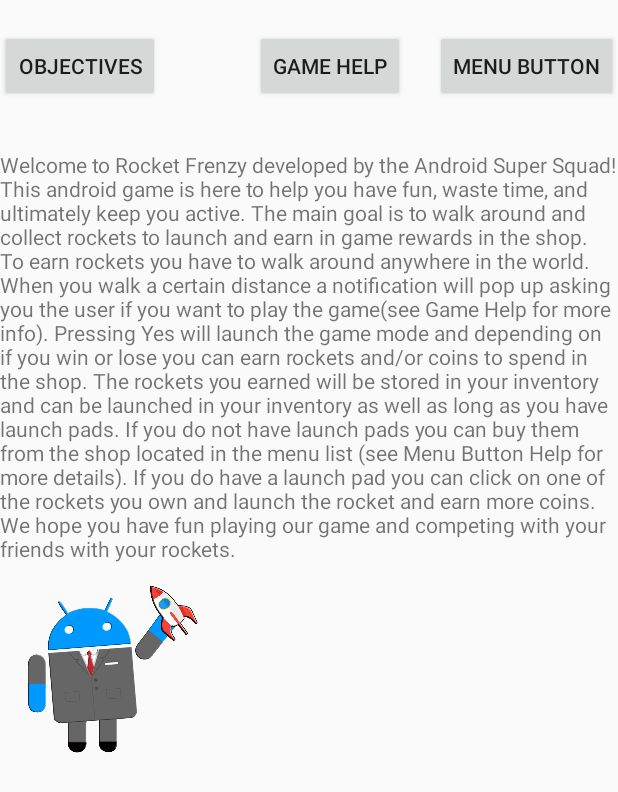
After one commit to EugeneMesina/RocketFrenzy, an Android app: the layout fragment_help.xml on its own in the app's theme, with its tools: preview values and no code run, on a phone screen of 412 x 824 dp. The commit adds this screen. Shown: the top 792 px of the screen. Run offline under Robolectric (Android 15) with nearby library versions, the phone set to English and light mode, and no system bars.

Commit message:
Added Help Fragment

```diff
--- a/app/src/main/java/androidsupersquad/rocketfrenzy/Fragments/DailyTaskFragment.java
+++ /dev/null
@@ -1,109 +0,0 @@
-package androidsupersquad.rocketfrenzy.Fragments;
-
-import android.content.Context;
-import android.net.Uri;
-import android.os.Bundle;
-import android.support.v4.app.Fragment;
-import android.view.LayoutInflater;
-import android.view.View;
-import android.view.ViewGroup;
-
-import androidsupersquad.rocketfrenzy.R;
-
-/**
- * A simple {@link Fragment} subclass.
- * Activities that contain this fragment must implement the
- * {@link DailyTaskFragment.OnFragmentInteractionListener} interface
- * to handle interaction events.
- * Use the {@link DailyTaskFragment#newInstance} factory method to
- * create an instance of this fragment.
- */
-public class DailyTaskFragment extends Fragment {
-    // TODO: Rename parameter arguments, choose names that match
-    // the fragment initialization parameters, e.g. ARG_ITEM_NUMBER
-    private static final String ARG_PARAM1 = "param1";
-    private static final String ARG_PARAM2 = "param2";
-
-    // TODO: Rename and change types of parameters
-    private String mParam1;
-    private String mParam2;
-
-    private OnFragmentInteractionListener mListener;
-
-    public DailyTaskFragment() {
-        // Required empty public constructor
-    }
-
-    /**
-     * Use this factory method to create a new instance of
-     * this fragment using the provided parameters.
-     *
-     * @param param1 Parameter 1.
-     * @param param2 Parameter 2.
-     * @return A new instance of fragment DailyTaskFragment.
-     */
-    // TODO: Rename and change types and number of parameters
-    public static DailyTaskFragment newInstance(String param1, String param2) {
-        DailyTaskFragment fragment = new DailyTaskFragment();
-        Bundle args = new Bundle();
-        args.putString(ARG_PARAM1, param1);
-        args.putString(ARG_PARAM2, param2);
-        fragment.setArguments(args);
-        return fragment;
-    }
-
-    @Override
-    public void onCreate(Bundle savedInstanceState) {
-        super.onCreate(savedInstanceState);
-        if (getArguments() != null) {
-            mParam1 = getArguments().getString(ARG_PARAM1);
-            mParam2 = getArguments().getString(ARG_PARAM2);
-        }
-    }
-
-    @Override
-    public View onCreateView(LayoutInflater inflater, ViewGroup container,
-                             Bundle savedInstanceState) {
-        // Inflate the layout for this fragment
-        return inflater.inflate(R.layout.fragment_daily_task, container, false);
-    }
-
-    // TODO: Rename method, update argument and hook method into UI event
-    public void onButtonPressed(Uri uri) {
-        if (mListener != null) {
-            mListener.onFragmentInteraction(uri);
-        }
-    }
-
-    @Override
-    public void onAttach(Context context) {
-        super.onAttach(context);
-        if (context instanceof OnFragmentInteractionListener) {
-            mListener = (OnFragmentInteractionListener) context;
-        }/* else {
-            throw new RuntimeException(context.toString()
-                    + " must implement OnFragmentInteractionListener");
-        }*/
-    }
-
-    @Override
-    public void onDetach() {
-        super.onDetach();
-        mListener = null;
-    }
-
-    /**
-     * This interface must be implemented by activities that contain this
-     * fragment to allow an interaction in this fragment to be communicated
-     * to the activity and potentially other fragments contained in that
-     * activity.
-     * <p>
-     * See the Android Training lesson <a href=
-     * "http://developer.android.com/training/basics/fragments/communicating.html"
-     * >Communicating with Other Fragments</a> for more information.
-     */
-    public interface OnFragmentInteractionListener {
-        // TODO: Update argument type and name
-        void onFragmentInteraction(Uri uri);
-    }
-}
--- /dev/null
+++ b/app/src/main/java/androidsupersquad/rocketfrenzy/Fragments/HelpFragment.java
@@ -0,0 +1,59 @@
+package androidsupersquad.rocketfrenzy.Fragments;
+
+import android.content.Context;
+import android.net.Uri;
+import android.os.Bundle;
+import android.support.v4.app.Fragment;
+import android.view.LayoutInflater;
+import android.view.View;
+import android.view.ViewGroup;
+import android.widget.Button;
+import android.widget.RelativeLayout;
+
+import androidsupersquad.rocketfrenzy.R;
+
+public class HelpFragment extends Fragment{
+
+    public void onActivityCreated(Bundle savedInstanceState) {
+        super.onActivityCreated(savedInstanceState);
+        final RelativeLayout ObjectiveHelp= (RelativeLayout) getActivity().findViewById(R.id.ObjectiveHelp);
+        final RelativeLayout GameHelp= (RelativeLayout) getActivity().findViewById(R.id.GameHelp);
+        final RelativeLayout MenuHelp= (RelativeLayout) getActivity().findViewById(R.id.MenuHelp);
+        Button ObjectiveB =(Button) getActivity().findViewById(R.id.Objectives);
+        Button  GameHelpB=(Button) getActivity().findViewById(R.id.Games);
+        Button MenuB =(Button) getActivity().findViewById(R.id.Menu_Buttons);
+        ObjectiveB.setOnClickListener(new View.OnClickListener() {
+            @Override
+            public void onClick(View v) {
+                ObjectiveHelp.setVisibility(View.VISIBLE);
+                GameHelp.setVisibility(View.INVISIBLE);
+                MenuHelp.setVisibility(View.INVISIBLE);
+            }
+        });
+        GameHelpB.setOnClickListener(new View.OnClickListener() {
+            @Override
+            public void onClick(View v) {
+                ObjectiveHelp.setVisibility(View.INVISIBLE);
+                GameHelp.setVisibility(View.VISIBLE);
+                MenuHelp.setVisibility(View.INVISIBLE);
+            }
+        });
+        MenuB.setOnClickListener(new View.OnClickListener() {
+            @Override
+            public void onClick(View v) {
+                ObjectiveHelp.setVisibility(View.INVISIBLE);
+                GameHelp.setVisibility(View.INVISIBLE);
+                MenuHelp.setVisibility(View.VISIBLE);
+            }
+        });
+    }
+
+    @Override
+    public View onCreateView(LayoutInflater inflater, ViewGroup container,
+                             Bundle savedInstanceState) {
+        // Inflate the layout for this fragment
+        return inflater.inflate(R.layout.fragment_help, container, false);
+    }
+
+
+}
--- a/app/src/main/java/androidsupersquad/rocketfrenzy/MainActivity.java
+++ b/app/src/main/java/androidsupersquad/rocketfrenzy/MainActivity.java
@@ -53,7 +53,7 @@
 import androidsupersquad.rocketfrenzy.DataBase.ByteArrayConverter;
 import androidsupersquad.rocketfrenzy.DataBase.RocketContentProvider;
 import androidsupersquad.rocketfrenzy.DataBase.RocketDB;
-import androidsupersquad.rocketfrenzy.Fragments.DailyTaskFragment;
+import androidsupersquad.rocketfrenzy.Fragments.HelpFragment;
 import androidsupersquad.rocketfrenzy.Fragments.KamikaziFragment;
 import androidsupersquad.rocketfrenzy.Fragments.Models.Rocket;
 import androidsupersquad.rocketfrenzy.Fragments.Models.ShopItems;
@@ -285,14 +285,14 @@
 
                 //startActivity(toProfile);
             }
-        });*/
+        });
         menu[5].setOnClickListener(new View.OnClickListener() {
             @Override
             public void onClick(View view) {
                 Intent x = new Intent(MainActivity.this, ShakeMiniGame.class);
                 startActivity(x);
             }
-        });
+        });*/
 
         floatingActionButton = (FloatingActionButton) findViewById(R.id.location_toggle_fab);
         floatingActionButton.setOnClickListener(new View.OnClickListener() {
@@ -515,8 +515,8 @@
      */
     private void bindMenuScreens() {
         menuScreens = new Fragment[5];
-        menuScreens[3] = new KamikaziFragment();
-        menuScreens[4] = new DailyTaskFragment();
+        menuScreens[4] = new KamikaziFragment();
+        menuScreens[3] = new HelpFragment();
         menuScreens[2] = new ShopFragment();
         menuScreens[1] = new RocketsFragment();
         menuScreens[0] = new ProfileFragment();
@@ -526,7 +526,7 @@
      * Attaches onClickListeners to menu buttons
      */
     private void setOnClickListeners() {
-        for(int ii = 0; ii < menu.length - 1; ii++) {
+        for(int ii = 0; ii < menu.length; ii++) {
             if(ii != 0)
                 menu[ii].setOnClickListener(setListenerOptions(ii));
             else {
@@ -591,8 +591,6 @@
                 .setIcon(android.R.drawable.ic_dialog_alert)
                 .show();
 
-
-
     }
 
 
@@ -646,7 +644,7 @@
         System.out.println("Player Bleach "+getPlayerBleachAmount(getPlayerName()));
         if(getPlayerBleachAmount(getPlayerName())>=100)
         {
-            menu[4].setVisibility(View.VISIBLE);
+            menu[5].setVisibility(View.VISIBLE);
         }
         for(int ii = 1; ii < 6; ii++)
             menu[ii].animate().translationY(0);
--- a/app/src/main/res/layout/activity_main.xml
+++ b/app/src/main/res/layout/activity_main.xml
@@ -179,9 +179,9 @@
             android:layout_alignBottom="@+id/temp_menu_base"
             android:layout_centerHorizontal="true"
             android:layout_marginBottom="@dimen/space_fab_item"
-            android:visibility="invisible"
+            android:visibility="visible"
             app:backgroundTint="@color/white"
-            app:srcCompat="@drawable/ic_my_location_24dp"
+            app:srcCompat="@drawable/mapbox_info_bg_selector"
             tools:ignore="VectorDrawableCompat" />
 
         <android.support.design.widget.FloatingActionButton
--- a/app/src/main/res/layout/fragment_daily_task.xml
+++ /dev/null
@@ -1,13 +0,0 @@
-<FrameLayout xmlns:android="http://schemas.android.com/apk/res/android"
-    xmlns:tools="http://schemas.android.com/tools"
-    android:layout_width="match_parent"
-    android:layout_height="match_parent"
-    tools:context="androidsupersquad.rocketfrenzy.Fragments.DailyTaskFragment">
-
-    <!-- TODO: Update blank fragment layout -->
-    <TextView
-        android:layout_width="match_parent"
-        android:layout_height="match_parent"
-        android:text="@string/dailytask" />
-
-</FrameLayout>
--- /dev/null
+++ b/app/src/main/res/layout/fragment_help.xml
@@ -0,0 +1,237 @@
+<RelativeLayout xmlns:android="http://schemas.android.com/apk/res/android"
+    xmlns:app="http://schemas.android.com/apk/res-auto"
+    xmlns:tools="http://schemas.android.com/tools"
+    android:layout_width="match_parent"
+    android:layout_height="match_parent"
+    tools:context="androidsupersquad.rocketfrenzy.Fragments.HelpFragment">
+
+    <ScrollView
+        android:layout_width="match_parent"
+        android:layout_height="match_parent">
+
+        <RelativeLayout
+            android:id="@+id/MenuHelp"
+            android:layout_width="match_parent"
+            android:layout_height="wrap_content"
+            android:layout_alignParentLeft="true"
+            android:layout_alignParentStart="true"
+            android:layout_alignParentTop="true"
+            android:paddingBottom="100dp"
+            android:visibility="invisible">
+
+            <ImageView
+                android:id="@+id/imageView6"
+                android:layout_width="50dp"
+                android:layout_height="50dp"
+                android:layout_alignLeft="@+id/imageView7"
+                android:layout_alignStart="@+id/imageView7"
+                android:layout_below="@+id/textView2"
+                android:layout_marginTop="20dp"
+                app:srcCompat="@drawable/profile" />
+
+            <TextView
+                android:id="@+id/textView2"
+                android:layout_width="wrap_content"
+                android:layout_height="wrap_content"
+                android:layout_alignTop="@+id/imageView7"
+                android:layout_marginLeft="19dp"
+                android:layout_marginStart="19dp"
+                android:layout_toEndOf="@+id/imageView7"
+                android:layout_toRightOf="@+id/imageView7"
+                android:text="@string/ShopButton" />
+
+            <ImageView
+                android:id="@+id/imageView7"
+                android:layout_width="50dp"
+                android:layout_height="50dp"
+                android:layout_alignLeft="@+id/imageView8"
+                android:layout_alignParentTop="true"
+                android:layout_alignStart="@+id/imageView8"
+                android:layout_marginTop="99dp"
+                app:srcCompat="@drawable/shop" />
+
+            <TextView
+                android:id="@+id/textView3"
+                android:layout_width="wrap_content"
+                android:layout_height="wrap_content"
+                android:layout_alignLeft="@+id/textView2"
+                android:layout_alignStart="@+id/textView2"
+                android:layout_alignTop="@+id/imageView6"
+                android:text="@string/ProfileButton" />
+
+            <ImageView
+                android:id="@+id/imageView8"
+                android:layout_width="50dp"
+                android:layout_height="50dp"
+                android:layout_alignLeft="@+id/imageView9"
+                android:layout_alignStart="@+id/imageView9"
+                android:layout_below="@+id/textView3"
+                android:layout_marginTop="36dp"
+                app:srcCompat="@drawable/inventory" />
+
+            <TextView
+                android:id="@+id/textView4"
+                android:layout_width="wrap_content"
+                android:layout_height="wrap_content"
+                android:layout_alignLeft="@+id/textView3"
+                android:layout_alignStart="@+id/textView3"
+                android:layout_alignTop="@+id/imageView8"
+                android:text="@string/InventoryButton" />
+
+            <ImageView
+                android:id="@+id/imageView9"
+                android:layout_width="50dp"
+                android:layout_height="50dp"
+                android:layout_alignEnd="@+id/imageView10"
+                android:layout_alignRight="@+id/imageView10"
+                android:layout_below="@+id/textView4"
+                android:layout_marginTop="20dp"
+                android:background="@color/colorAccent"
+                app:srcCompat="@drawable/ic_my_location_24dp" />
+
+            <TextView
+                android:id="@+id/textView5"
+                android:layout_width="wrap_content"
+                android:layout_height="wrap_content"
+                android:layout_alignLeft="@+id/textView4"
+                android:layout_alignStart="@+id/textView4"
+                android:layout_alignTop="@+id/imageView9"
+                android:text="@string/LocationButton" />
+
+            <ImageView
+                android:id="@+id/imageView10"
+                android:layout_width="wrap_content"
+                android:layout_height="wrap_content"
+                android:layout_alignParentLeft="true"
+                android:layout_alignParentStart="true"
+                android:layout_below="@+id/imageView9"
+                android:layout_marginLeft="36dp"
+                android:layout_marginStart="36dp"
+                android:layout_marginTop="25dp"
+                app:srcCompat="@drawable/tiny_rocket" />
+
+            <TextView
+                android:id="@+id/textView6"
+                android:layout_width="wrap_content"
+                android:layout_height="wrap_content"
+                android:layout_alignLeft="@+id/textView5"
+                android:layout_alignStart="@+id/textView5"
+                android:layout_alignTop="@+id/imageView10"
+                android:text="@string/RocketButton" />
+
+        </RelativeLayout>
+    </ScrollView>
+
+    <RelativeLayout
+        android:id="@+id/ObjectiveHelp"
+        android:layout_width="match_parent"
+        android:layout_height="match_parent"
+        android:layout_alignParentBottom="true"
+        android:layout_alignParentLeft="true"
+        android:layout_alignParentStart="true"
+        android:orientation="vertical"
+        android:paddingTop="100dp"
+        android:visibility="visible"
+        android:weightSum="1">
+
+        <TextView
+            android:id="@+id/Objective"
+            android:layout_width="match_parent"
+            android:layout_height="wrap_content"
+            android:text="@string/ObjectivesMessage" />
+
+        <ImageView
+            android:id="@+id/imageView5"
+            android:layout_width="134dp"
+            android:layout_height="150dp"
+            android:layout_alignParentLeft="true"
+            android:layout_alignParentStart="true"
+            android:layout_below="@+id/Objective"
+            android:layout_weight="1.64"
+            app:srcCompat="@drawable/asslogo" />
+
+    </RelativeLayout>
+
+    <RelativeLayout
+        android:id="@+id/GameHelp"
+        android:layout_width="match_parent"
+        android:layout_height="match_parent"
+        android:visibility="invisible"
+        android:layout_alignParentTop="true"
+        android:layout_alignParentLeft="true"
+        android:layout_alignParentStart="true">
+
+        <TextView
+            android:id="@+id/textView7"
+            android:layout_width="wrap_content"
+            android:layout_height="wrap_content"
+            android:layout_alignParentTop="true"
+            android:layout_centerHorizontal="true"
+            android:layout_marginTop="121dp"
+            android:text="@string/ShakeGame" />
+
+        <TextView
+            android:id="@+id/textView9"
+            android:layout_width="wrap_content"
+            android:layout_height="wrap_content"
+            android:layout_alignParentLeft="true"
+            android:layout_alignParentStart="true"
+            android:layout_below="@+id/textView8"
+            android:layout_marginTop="36dp"
+            android:text="@string/LotteryGame" />
+
+        <TextView
+            android:id="@+id/textView8"
+            android:layout_width="wrap_content"
+            android:layout_height="wrap_content"
+            android:layout_alignParentLeft="true"
+            android:layout_alignParentStart="true"
+            android:layout_below="@+id/textView7"
+            android:layout_marginTop="36dp"
+            android:text="@string/WackAMole" />
+
+        <TextView
+            android:id="@+id/textView10"
+            android:layout_width="wrap_content"
+            android:layout_height="wrap_content"
+            android:layout_alignParentLeft="true"
+            android:layout_alignParentStart="true"
+            android:layout_below="@+id/textView9"
+            android:layout_marginTop="46dp"
+            android:text="@string/AsteroidGame" />
+    </RelativeLayout>
+
+    <Button
+        android:id="@+id/Objectives"
+        android:layout_width="wrap_content"
+        android:layout_height="wrap_content"
+        android:layout_alignBaseline="@+id/Menu_Buttons"
+        android:layout_alignBottom="@+id/Menu_Buttons"
+        android:layout_alignParentLeft="true"
+        android:layout_alignParentStart="true"
+        android:text="Objectives" />
+
+    <Button
+        android:id="@+id/Games"
+        android:layout_width="wrap_content"
+        android:layout_height="wrap_content"
+        android:text="Game Help"
+        android:layout_alignBaseline="@+id/Menu_Buttons"
+        android:layout_alignBottom="@+id/Menu_Buttons"
+        android:layout_toLeftOf="@+id/Menu_Buttons"
+        android:layout_toStartOf="@+id/Menu_Buttons"
+        android:layout_marginRight="20dp"
+        android:layout_marginEnd="20dp" />
+
+    <Button
+        android:id="@+id/Menu_Buttons"
+        android:layout_width="wrap_content"
+        android:layout_height="wrap_content"
+        android:layout_marginTop="20dp"
+        android:text="Menu Button"
+        android:layout_alignParentTop="true"
+        android:layout_alignParentRight="true"
+        android:layout_alignParentEnd="true" />
+
+
+</RelativeLayout>
--- a/app/src/main/res/layout/fragment_shop.xml
+++ b/app/src/main/res/layout/fragment_shop.xml
@@ -18,7 +18,8 @@
         android:layout_height="497dp"
         android:layout_below="@+id/Coin"
         android:layout_alignParentLeft="true"
-        android:layout_alignParentStart="true" />
+        android:layout_alignParentStart="true"
+        android:paddingBottom="100dp"/>
 
     <TextView
         android:id="@+id/ShopCoinAmount"
--- a/app/src/main/res/values/colors.xml
+++ b/app/src/main/res/values/colors.xml
@@ -2,7 +2,7 @@
 <resources>
     <color name="colorPrimary">#3F51B5</color>
     <color name="colorPrimaryDark">#303F9F</color>
-    <color name="colorAccent">#FF4081</color>
+    <color name="colorAccent">#ff4081</color>
     <color name="black_semi_transparent">#B2000000</color>
     <color name="background">#e5e5e5</color>
     <color name="half_black">#808080</color>
--- a/app/src/main/res/values/strings.xml
+++ b/app/src/main/res/values/strings.xml
@@ -25,5 +25,22 @@
     <string name="fire_emblem">Fire Emblem</string>
     <string name="horizon_icon">Horizon Icon</string>
     <string name="skull_emblem">Skull Emblem</string>
-
+    <string name="ObjectivesMessage">
+        Welcome to Rocket Frenzy developed by the Android Super Squad! This android game is here to help you have fun, waste time, and ultimately keep you active.
+        The main goal is to walk around and collect rockets to launch and earn in game rewards in the shop. To earn rockets you have to walk around anywhere in the world.
+        When you walk a certain distance a notification will pop up asking you the user if you want to play the game(see Game Help for more info). Pressing Yes will launch the game mode
+        and depending on if you win or lose you can earn rockets and/or coins to spend in the shop. The rockets you earned will be stored in your inventory and can be launched in your inventory
+        as well as long as you have launch pads. If you do not have launch pads you can buy them from the shop located in the menu list (see Menu Button Help for more details). If you
+        do have a launch pad you can click on one of the rockets you own and launch the rocket and earn more coins. We hope you have fun playing our game and competing with your friends with your rockets.
+    </string>
+    <string name="ProfileButton">This menu item displays your username and icon you have. Long Hold the icon to change your icon. Tap on the username to change your username. Also you can see the amount of coins you have!</string>
+    <string name="RocketButton">The rocket notification alerts you of a new game that pops up so you can earn rockets!</string>
+    <string name="ShopButton">This menu item displays the item you can buy and the amount of coins you have. Click on the item you want to buy and a description and a buy button will appear.</string>
+    <string name="KamakaziButton"></string>
+    <string name="LocationButton">This button zooms you to your current position in the map of our game!</string>
+    <string name="InventoryButton">This menu item displays the rockets and shop items you bought all in one list. You can click a button to launch a rocket from your inventory but make sure you have a launch pad to launch it!</string>
+    <string name="ShakeGame">The Shake Game: shake your phone to fill up the progress bar before the timer reaches 0. Earn a rocket and coins if you win! Earn coins if you lose!</string>
+    <string name="LotteryGame">The Lottery Game: press the icon in the middle of the screen and try your luck! Match 3 in a row to earn a rocket and coins! Earn just coins if unmatched triplets! </string>
+    <string name="WackAMole">Wack A Mole: Wack the moles that pop up! Wack all to earn a rocket and coins! If you miss one earn just coins instead!</string>
+    <string name="AsteroidGame">Asteroid Game: Get the asteroid in the worm hole! Get it in the worm hole earn a rocket and coins! If not earn just coins!</string>
 </resources>
```
Also changed, not shown: app/src/main/res/drawable/asslogo.png (added).
